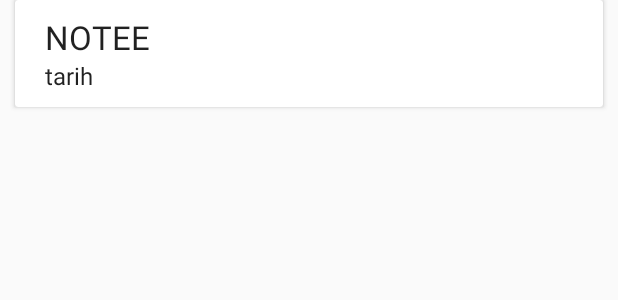
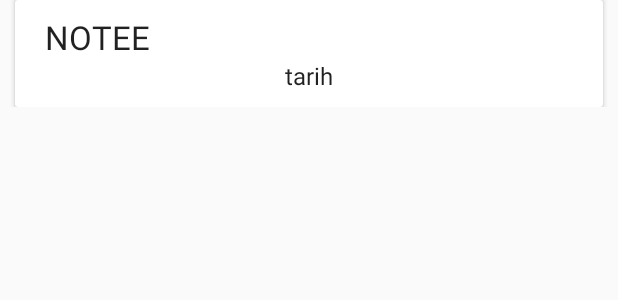
Before and after one commit to enes-ozdemir/NotepadApp, an Android app: the layout note_layout.xml on its own in the app's theme, with its tools: preview values and no code run, on a phone screen of 412 x 824 dp. Shown: the top 300 px of the screen. Run offline under Robolectric (Android 15) with nearby library versions, the phone set to English and light mode, and no system bars.

Commit message:
RecylerView design bug fixed

```diff
--- a/app/src/main/res/layout/note_layout.xml
+++ b/app/src/main/res/layout/note_layout.xml
@@ -1,7 +1,7 @@
 <?xml version="1.0" encoding="utf-8"?>
 <LinearLayout xmlns:android="http://schemas.android.com/apk/res/android"
     android:orientation="vertical" android:layout_width="match_parent"
-    android:layout_height="match_parent">
+    android:layout_height="wrap_content">
 
 
     <androidx.cardview.widget.CardView
@@ -12,21 +12,21 @@
 
         <LinearLayout
             android:padding="10dp"
-            android:layout_width="wrap_content"
-            android:layout_height="match_parent"
+            android:layout_width="match_parent"
+            android:layout_height="wrap_content"
             android:orientation="vertical"
             android:layout_marginLeft="10dp"
             android:layout_marginRight="10dp">
 
             <TextView
-                android:layout_width="wrap_content"
+                android:layout_width="match_parent"
                 android:layout_height="wrap_content"
                 android:id="@+id/mNoteHolder"
                 android:textAppearance="@style/TextAppearance.AppCompat.Large"
                 android:text="NOTEE">
             </TextView>
             <TextView
-                android:layout_width="wrap_content"
+                android:layout_width="match_parent"
                 android:layout_height="wrap_content"
                 android:id="@+id/mDate"
                 android:textAlignment="center"
```
